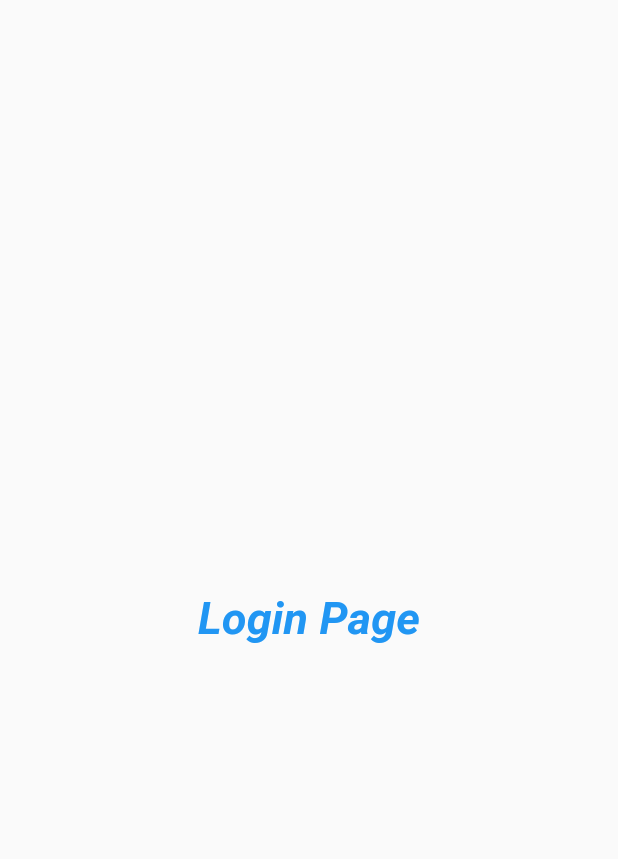
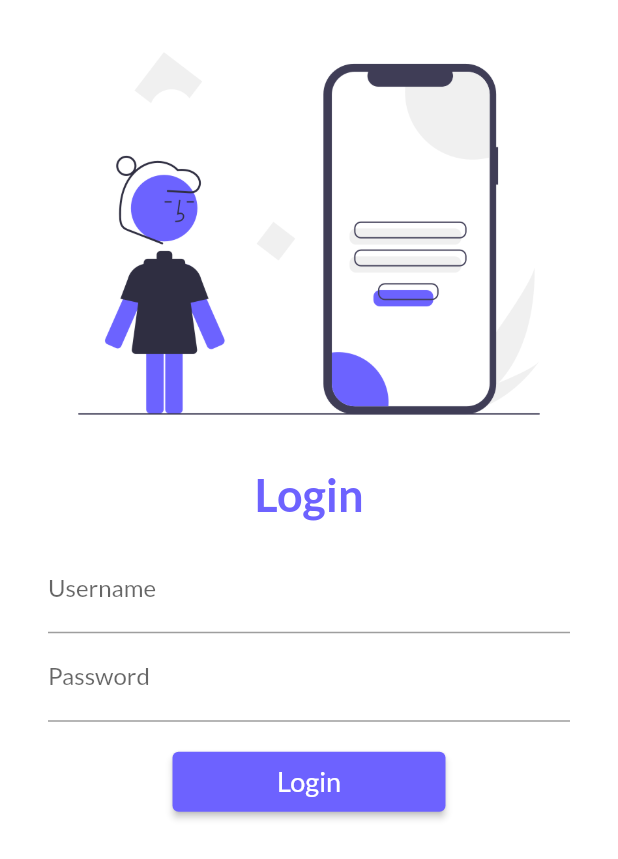
Before and after one commit to Bismay07/Flutter-in-30days, a Flutter app: the screen it shows after launch, on a phone screen of 412 x 824 dp. Shown: the top 859 px of the screen. Run offline on Flutter 3.47's test engine with Material 2 defaults, Android fonts, the phone set to English and light mode, and no system bars; our stand-ins replace google_fonts.

Commit message:
Day 4 completed

```diff
--- a/lib/main.dart
+++ b/lib/main.dart
@@ -1,4 +1,5 @@
 import 'package:flutter/material.dart';
+import 'package:google_fonts/google_fonts.dart';
 import 'package:test_1/screens/home_page.dart';
 import 'package:test_1/screens/login.dart';
 
@@ -15,13 +16,14 @@ class MyApp extends StatelessWidget {
       theme: ThemeData(
         // canvasColor: Colors.greenAccent,
         // primarySwatch: Colors.green,
+        fontFamily: GoogleFonts.lato().fontFamily,
       ),
       darkTheme: ThemeData(
         brightness: Brightness.dark,
       ),
       routes: {
         "/": (context) => LoginPage(),
-        "/home": (context) => LoginPage(),
+        // "/home": (context) => LoginPage(),
       },
     );
   }
--- a/lib/screens/login.dart
+++ b/lib/screens/login.dart
@@ -1,19 +1,56 @@
 import 'package:flutter/material.dart';
+import 'package:google_fonts/google_fonts.dart';
 
 class LoginPage extends StatelessWidget {
-
   @override
   Widget build(BuildContext context) {
     return Material(
-      child: Center(
-        child: Text("Login Page",
-          style: TextStyle(
-            fontSize: 30,
-            fontWeight: FontWeight.bold,
-            fontStyle: FontStyle.italic,
-            color: Colors.blue,
+      color: Colors.white,
+      child: Column(
+        children: [
+          Image.asset("assets/images/Mobile_login.png"),
+          Text(
+            "Login",
+            style: TextStyle(
+              fontWeight: FontWeight.bold,
+              fontSize: 30,
+              color: Color.fromRGBO(109, 98, 255, 1),
+            ),
           ),
-        ),
+          Padding(
+            padding: const EdgeInsets.symmetric(vertical: 16, horizontal: 32),
+            child: Column(
+              children: [
+                TextFormField(
+                  decoration: InputDecoration(
+                      hintText: "Enter your username", labelText: "Username"),
+                ),
+                TextFormField(
+                  obscureText: true,
+                  decoration: InputDecoration(
+                    hintText: "Enter your Password",
+                    labelText: "Password",
+                  ),
+                ),
+                Padding(
+                  padding: const EdgeInsets.all(16.0),
+                  child: ElevatedButton(
+                      style: ElevatedButton.styleFrom(
+                          backgroundColor: Color.fromRGBO(109, 98, 255, 1)),
+                      onPressed: () {},
+                      child: Container(
+                          height: 40,
+                          width: 150,
+                          child: Center(
+                              child: Text(
+                            "Login",
+                            style: TextStyle(fontSize: 18),
+                          )))),
+                ),
+              ],
+            ),
+          ),
+        ],
       ),
     );
   }
--- a/pubspec.yaml
+++ b/pubspec.yaml
@@ -32,9 +32,11 @@ dependencies:
     sdk: flutter
 
 
+
   # The following adds the Cupertino Icons font to your application.
   # Use with the CupertinoIcons class for iOS style icons.
   cupertino_icons: ^1.0.2
+  google_fonts: ^4.0.3
 
 dev_dependencies:
   flutter_test:
@@ -59,8 +61,8 @@ flutter:
   uses-material-design: true
 
   # To add assets to your application, add an assets section, like this:
-  # assets:
-  #   - images/a_dot_burr.jpeg
+  assets:
+    - assets/images/
   #   - images/a_dot_ham.jpeg
 
   # An image asset can refer to one or more resolution-specific "variants", see
```
Also changed, not shown: assets/images/Mobile_login.png (added), pubspec.lock, 1 other file.
